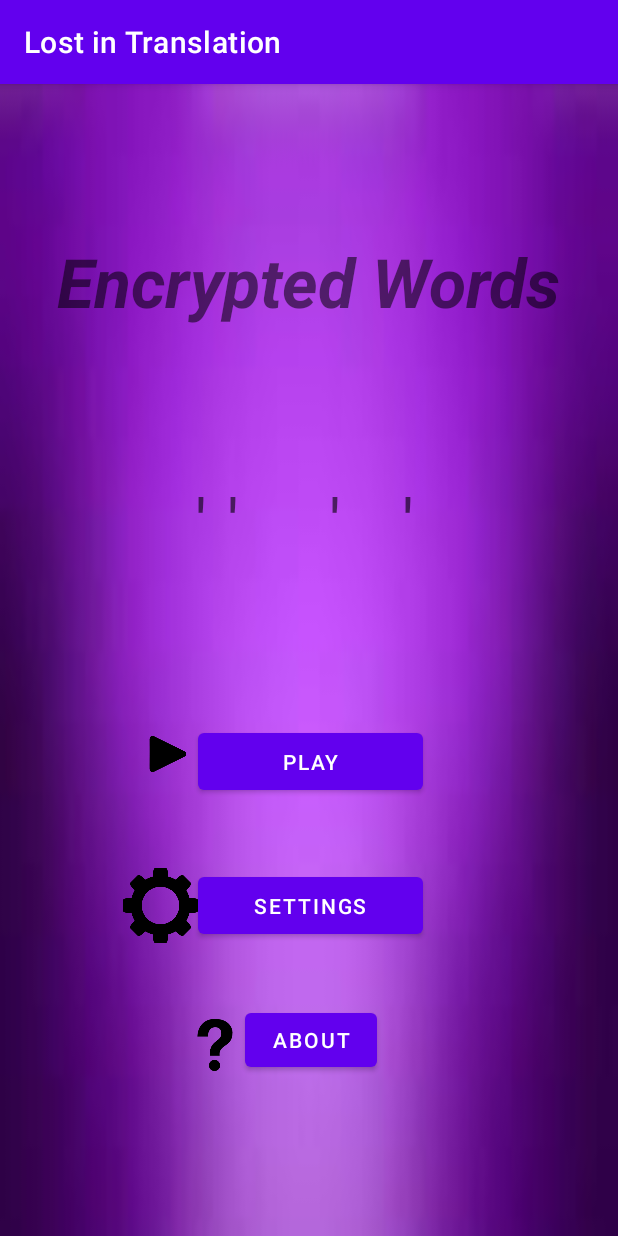
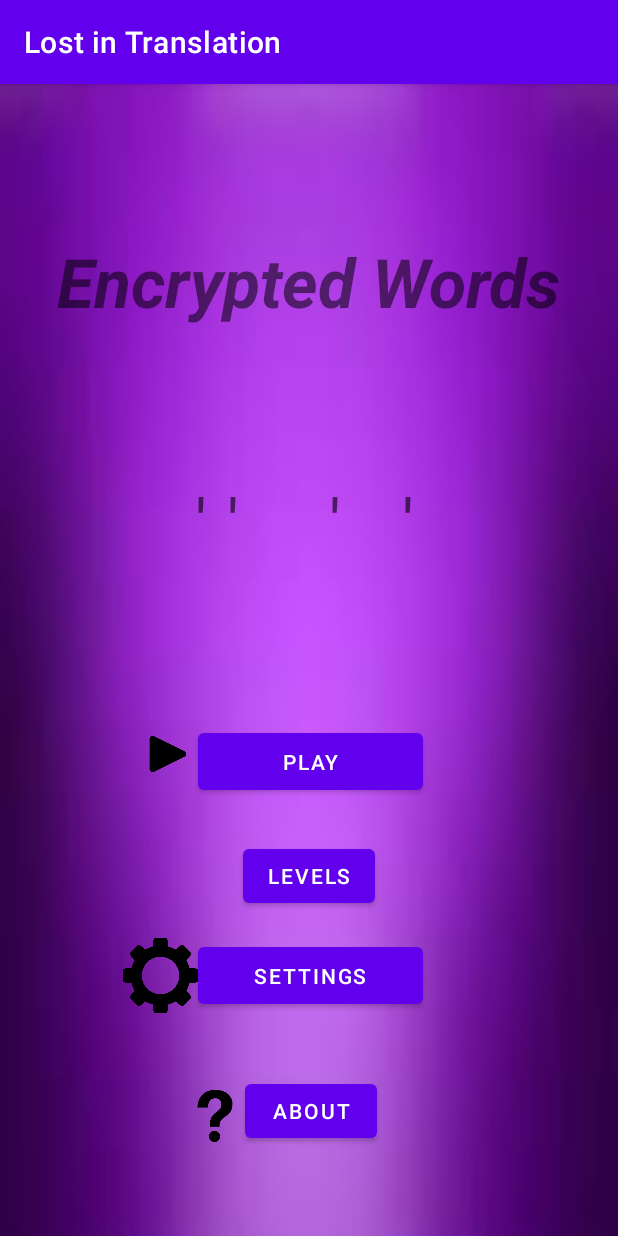
Before and after one commit to Preacho/Hackathon-Feb-18th-2023, an Android app: the screen it shows after launch (MainActivity), on a phone screen of 412 x 824 dp. Run offline under Robolectric (Android 15) with nearby library versions, the light colour scheme and no system bars.

Commit message:
final commit

```diff
--- a/app/src/main/java/com/example/lostintranslation/MainActivity.java
+++ b/app/src/main/java/com/example/lostintranslation/MainActivity.java
@@ -28,11 +28,13 @@ public class MainActivity extends AppCompatActivity {
         Button rules = findViewById(R.id.bt_rules);
         Button settings = findViewById(R.id.bt_settings);
         Button play = findViewById(R.id.bt_play);
+        Button levels = findViewById(R.id.bt_levels);
 
 
         rules.setOnClickListener(v-> openRules());
         settings.setOnClickListener(v -> openSettings());
         play.setOnClickListener(v -> openPlay());
+        levels.setOnClickListener(v->openLevels());
 
         for(int i = 0; i < 3; i++){
             image = findViewById(imageviews[i]);
@@ -43,6 +45,9 @@ public class MainActivity extends AppCompatActivity {
 
 
     }
+
+
+
     @Override
     protected void onResume(){
         super.onResume();
@@ -86,6 +91,14 @@ public class MainActivity extends AppCompatActivity {
         countDownTimer.cancel();
         startActivity(intent);
     }
+
+    private void openLevels() {
+        Intent intent = new Intent(this, levels.class);
+        countDownTimer.cancel();
+        startActivity(intent);
+    }
+
+
     private void updatechartext(){
         for(int i = 0; i < 4; i++){
             Random rand = new Random();
@@ -96,4 +109,6 @@ public class MainActivity extends AppCompatActivity {
         }
     }
 
+
+
 }
--- a/app/src/main/res/layout/activity_main.xml
+++ b/app/src/main/res/layout/activity_main.xml
@@ -32,7 +32,29 @@
         app:layout_constraintHorizontal_bias="0.505"
         app:layout_constraintStart_toStartOf="parent"
         app:layout_constraintTop_toTopOf="parent"
-        app:layout_constraintVertical_bias="0.728" />
+        app:layout_constraintVertical_bias="0.793" />
+
+    <ImageView
+        android:id="@+id/gearImageView"
+        android:layout_width="50dp"
+        android:layout_height="50dp"
+        app:layout_constraintBottom_toBottomOf="parent"
+        app:layout_constraintEnd_toEndOf="parent"
+        app:layout_constraintHorizontal_bias="0.227"
+        app:layout_constraintStart_toStartOf="parent"
+        app:layout_constraintTop_toTopOf="parent"
+        app:layout_constraintVertical_bias="0.793" />
+
+    <ImageView
+        android:id="@+id/questionImageView"
+        android:layout_width="40dp"
+        android:layout_height="40dp"
+        app:layout_constraintBottom_toBottomOf="parent"
+        app:layout_constraintEnd_toEndOf="parent"
+        app:layout_constraintHorizontal_bias="0.331"
+        app:layout_constraintStart_toStartOf="parent"
+        app:layout_constraintTop_toTopOf="parent"
+        app:layout_constraintVertical_bias="0.918" />
 
     <Button
         android:id="@+id/bt_rules"
@@ -44,18 +66,7 @@
         app:layout_constraintHorizontal_bias="0.504"
         app:layout_constraintStart_toStartOf="parent"
         app:layout_constraintTop_toTopOf="parent"
-        app:layout_constraintVertical_bias="0.852" />
-
-    <ImageView
-        android:id="@+id/gearImageView"
-        android:layout_width="50dp"
-        android:layout_height="50dp"
-        app:layout_constraintBottom_toBottomOf="parent"
-        app:layout_constraintEnd_toEndOf="parent"
-        app:layout_constraintHorizontal_bias="0.227"
-        app:layout_constraintStart_toStartOf="parent"
-        app:layout_constraintTop_toTopOf="parent"
-        app:layout_constraintVertical_bias="0.728" />
+        app:layout_constraintVertical_bias="0.918" />
 
     <Button
         android:id="@+id/bt_play"
@@ -79,17 +90,6 @@
         app:layout_constraintStart_toStartOf="parent"
         app:layout_constraintTop_toTopOf="parent"
         app:layout_constraintVertical_bias="0.586" />
-
-    <ImageView
-        android:id="@+id/questionImageView"
-        android:layout_width="40dp"
-        android:layout_height="40dp"
-        app:layout_constraintBottom_toBottomOf="parent"
-        app:layout_constraintEnd_toEndOf="parent"
-        app:layout_constraintHorizontal_bias="0.331"
-        app:layout_constraintStart_toStartOf="parent"
-        app:layout_constraintTop_toTopOf="parent"
-        app:layout_constraintVertical_bias="0.853" />
 
     <TextView
         android:id="@+id/chartext1"
@@ -143,5 +143,16 @@
         app:layout_constraintTop_toTopOf="parent"
         app:layout_constraintVertical_bias="0.369" />
 
+    <Button
+        android:id="@+id/bt_levels"
+        android:layout_width="wrap_content"
+        android:layout_height="wrap_content"
+        android:text="Levels"
+        app:layout_constraintBottom_toBottomOf="parent"
+        app:layout_constraintEnd_toEndOf="parent"
+        app:layout_constraintStart_toStartOf="parent"
+        app:layout_constraintTop_toTopOf="parent"
+        app:layout_constraintVertical_bias="0.7" />
+
 
 </androidx.constraintlayout.widget.ConstraintLayout>
```
Also changed, not shown: app/src/main/AndroidManifest.xml (+8 -4 lines), app/src/main/java/com/example/lostintranslation/activity_play.java (+53 -5 lines), app/src/main/java/com/example/lostintranslation/levels.java (added, +52 -0 lines), app/src/main/java/com/example/lostintranslation/model/GamePlay.java (+9 -0 lines), app/src/main/java/com/example/lostintranslation/model/Word.java (+19 -2 lines), app/src/main/res/layout/activity_levels.xml (added, +20 -0 lines), app/src/main/res/layout/list_levels.xml (added, +15 -0 lines).
